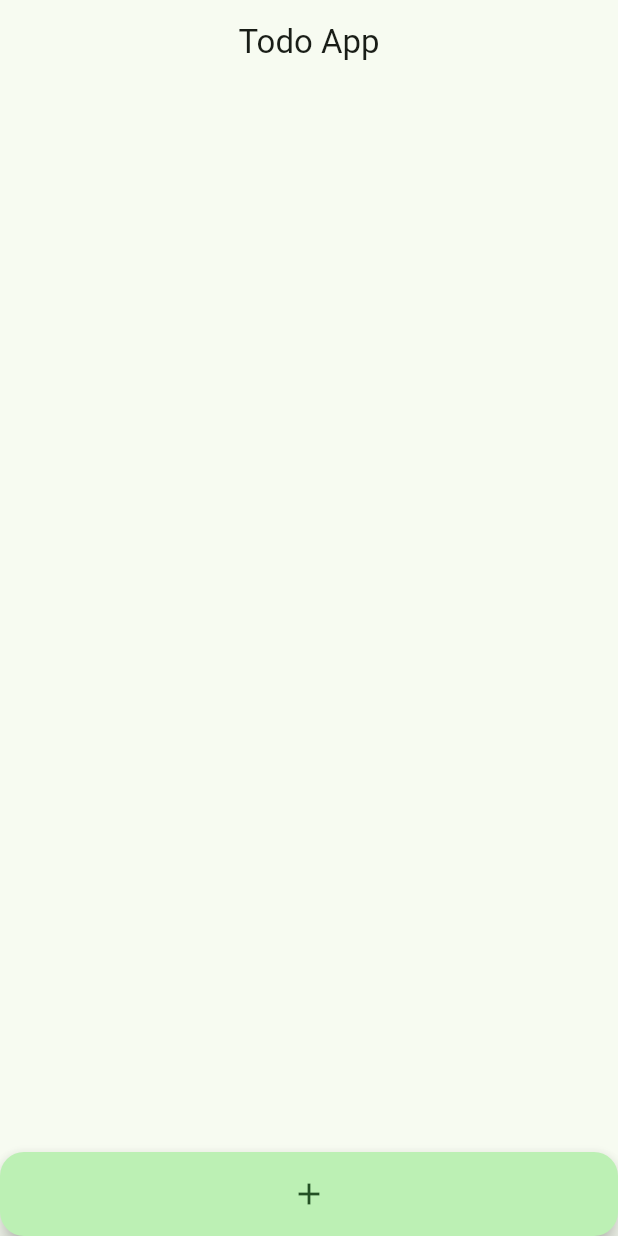
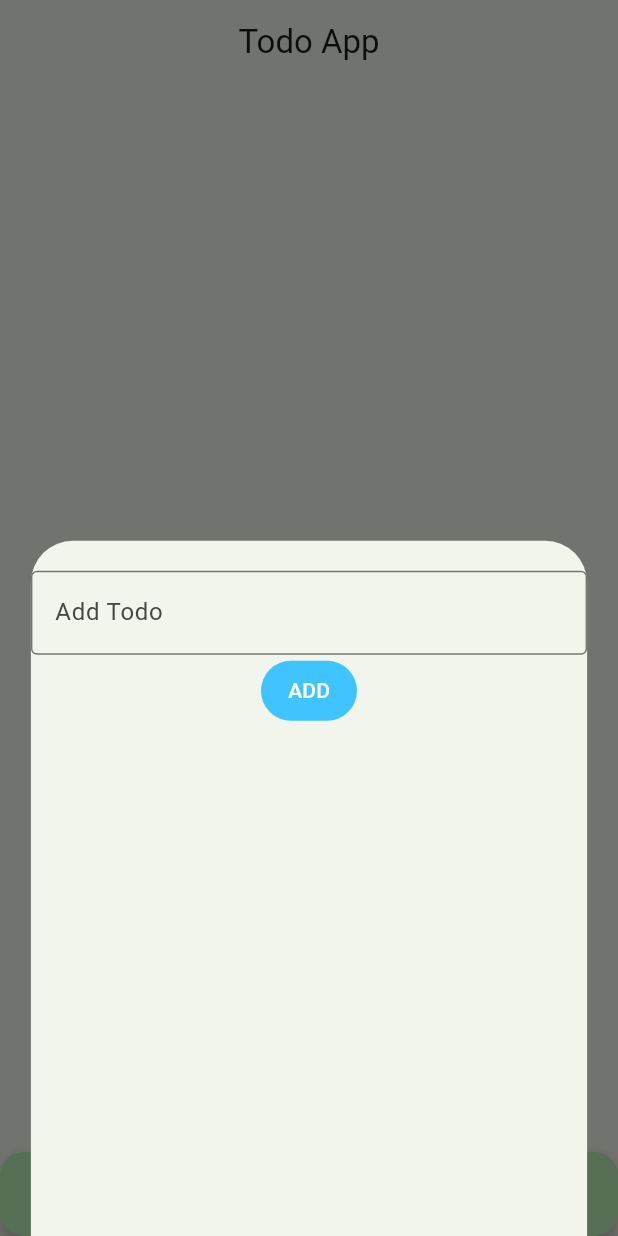
Before and after one commit to Rafie93/praktikum-flutter-firebase-cloud-firestore, a Flutter app: the screen it shows after launch, after a tap on the "add" icon, on a phone screen of 412 x 824 dp. Run offline on Flutter 3.47's test engine with Material 3 defaults, Android fonts, the light colour scheme and no system bars; our stand-ins replace cloud_firestore, firebase_core; accounts and stored records are empty.

Commit message:
update data

```diff
--- a/lib/main.dart
+++ b/lib/main.dart
@@ -48,7 +48,9 @@ class MyHomePage extends StatelessWidget {
         onPressed: () {
           showModalBottomSheet(
             context: context,
-            builder: showBottomSheet(context, false, null),
+            builder: (context) {
+              return showBottomSheet(context, false, null);
+            },
           );
         },
         child: const Icon(Icons.add),
@@ -107,10 +109,11 @@ showBottomSheet(
         SizedBox(
           width: MediaQuery.of(context).size.width * 0.9,
           child: TextField(
+            controller: isUpdate
+                ? TextEditingController(text: documentSnapshot?['todo'])
+                : TextEditingController(),
             decoration: InputDecoration(
               border: const OutlineInputBorder(),
-              // Used a ternary operator to check if isUpdate is true then display
-              // Update Todo.
               labelText: isUpdate ? 'Update Todo' : 'Add Todo',
               hintText: 'Enter An Item',
             ),
```
